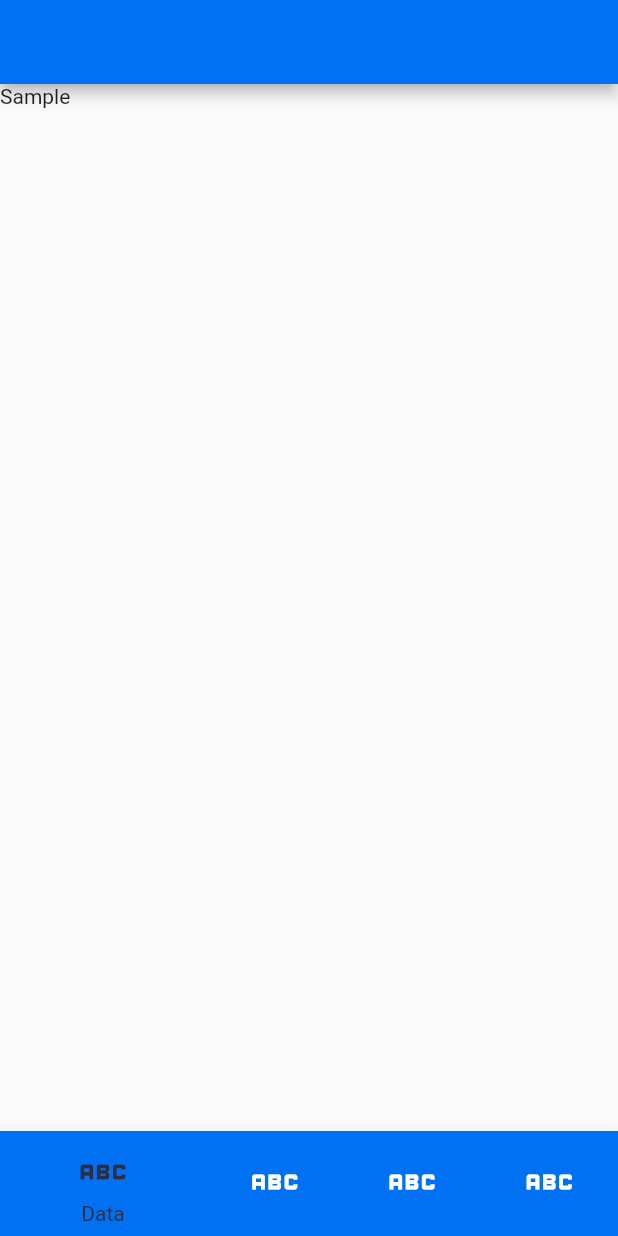
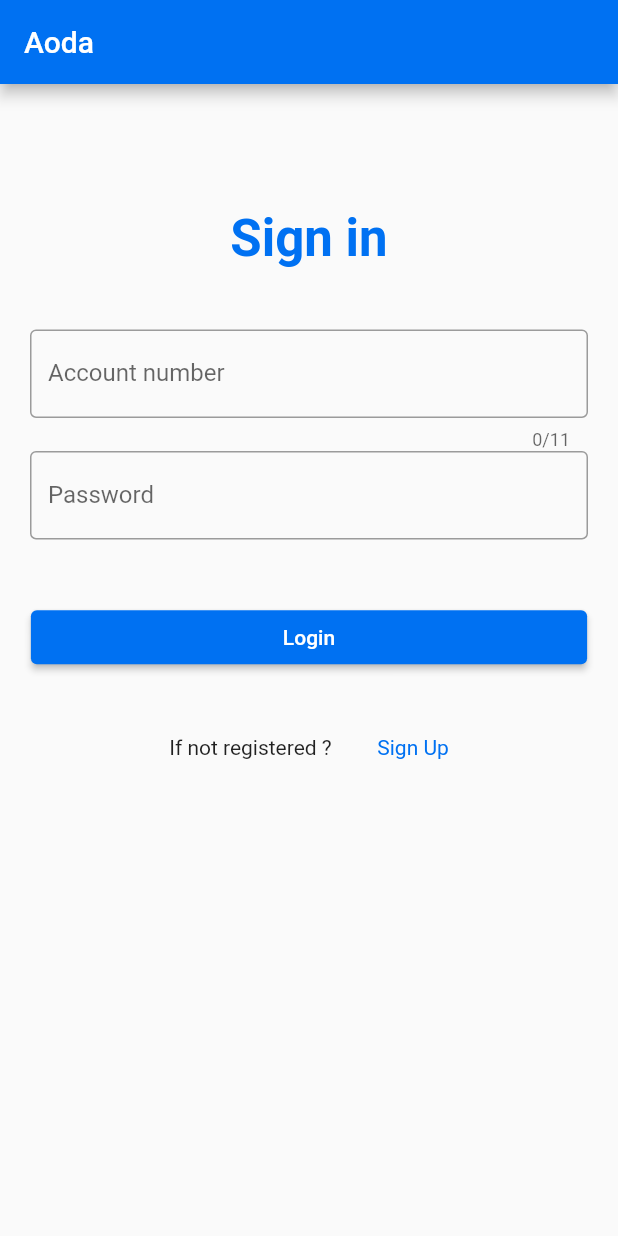
Before and after one commit to JP-Mbaka/aoda, a Flutter app: the screen it shows after launch, on a phone screen of 412 x 824 dp. Run offline on Flutter 3.47's test engine with Material 2 defaults, Android fonts, the light colour scheme and no system bars; our stand-ins replace hexcolor; missing offline and left inert: dart:ffi.

Commit message:
Logging & SignUp UI completed

```diff
--- a/lib/view/Logging/logBody.dart
+++ b/lib/view/Logging/logBody.dart
@@ -1,5 +1,9 @@
+import 'package:aoda/view/Logging/loggingForm.dart';
+import 'package:aoda/view/components/bigText.dart';
+import 'package:aoda/view/components/smallText.dart';
 import 'package:flutter/material.dart';
 import 'package:hexcolor/hexcolor.dart';
+import 'signup.dart';
 
 class LogBody extends StatefulWidget {
   @override
@@ -9,75 +13,52 @@ class LogBody extends StatefulWidget {
 class _LogBodyState extends State<LogBody> {
   @override
   Widget build(BuildContext context) {
+    Size size = MediaQuery.of(context).size;
+
+    var color = HexColor('#0071f2');
+
     return Scaffold(
       appBar: AppBar(
-        backgroundColor: HexColor('#0071f2'),
-        foregroundColor: HexColor('#2f2e41'),
+        title: const Text('Aoda'),
+        backgroundColor: color,
+        // foregroundColor:HexColor('#2f2e41'),
       ),
-      body: Text('Sample'),
-      bottomNavigationBar: BottomNavigationBar(
-        items: [
-          BottomNavigationBarItem(
-            icon: Icon(Icons.abc_outlined),
-            label: 'Data',
-            backgroundColor: HexColor('#0071f2'),
+      body: Container(
+        padding: EdgeInsets.only(top: size.height * 0.1),
+        // decoration: BoxDecoration(color: Colors.amber),
+        child: SingleChildScrollView(
+          child: Column(
+            crossAxisAlignment: CrossAxisAlignment.center,
+            children: [
+              //const Text('Sign in'),
+              BigText(text: 'Sign in', color: color),
+              SizedBox(height: size.height * 0.05),
+              LogForm(),
+              SizedBox(height: size.height * 0.05),
+              Container(
+                padding: EdgeInsets.only(
+                    left: size.width * 0.2, right: size.width * 0.2),
+                child: Row(
+                  mainAxisAlignment: MainAxisAlignment.spaceEvenly,
+                  children: [
+                    const Text('If not registered ?'),
+                    GestureDetector(
+                      onTap: () {
+                        Navigator.push(context,
+                            MaterialPageRoute(builder: (context) => SignUp()));
+                      },
+                      child: SmallText(
+                        text: 'Sign Up',
+                        color: color,
+                      ),
+                    )
+                  ],
+                ),
+              )
+            ],
           ),
-          BottomNavigationBarItem(
-            icon: Icon(Icons.abc_outlined),
-            label: 'Data',
-            backgroundColor: HexColor('#0071f2'),
-          ),
-          BottomNavigationBarItem(
-            icon: Icon(Icons.abc_outlined),
-            label: 'Data',
-            backgroundColor: HexColor('#0071f2'),
-          ),
-          BottomNavigationBarItem(
-            icon: Icon(Icons.abc_outlined),
-            label: 'Data',
-            backgroundColor: HexColor('#0071f2'),
-          ),
-        ],
-        type: BottomNavigationBarType.shifting,
-        selectedItemColor: HexColor('#2f2e41'),
-        backgroundColor: HexColor('#0071f2'),
-        iconSize: 40,
-        elevation: 5,
+        ),
       ),
     );
   }
 }
-
-// return Scaffold(
-//       appBar: AppBar(
-//         title: const Text('Flutter BottomNavigationBar Example'),
-//           backgroundColor: Colors.green
-//       ),
-//       body: Center(
-//         child: _widgetOptions.elementAt(_selectedIndex),
-//       ),
-//       bottomNavigationBar: BottomNavigationBar(
-//         items: const <BottomNavigationBarItem>[
-//           BottomNavigationBarItem(
-//             icon: Icon(Icons.home),
-//             title: Text('Home'),
-//             backgroundColor: Colors.green
-//           ),
-//           BottomNavigationBarItem(
-//             icon: Icon(Icons.search),
-//             title: Text('Search'),
-//             backgroundColor: Colors.yellow
-//           ),
-//           BottomNavigationBarItem(
-//             icon: Icon(Icons.person),
-//             title: Text('Profile'),
-//             backgroundColor: Colors.blue,
-//           ),
-//         ],
-//         type: BottomNavigationBarType.shifting,
-//         currentIndex: _selectedIndex,
-//         selectedItemColor: Colors.black,
-//         iconSize: 40,
-//         onTap: _onItemTapped,
-//         elevation: 5
-//       ),
--- /dev/null
+++ b/lib/view/Logging/loggingForm.dart
@@ -0,0 +1,70 @@
+import 'package:aoda/view/dashboard/dashboard.dart';
+import 'package:flutter/material.dart';
+import 'package:hexcolor/hexcolor.dart';
+
+class LogForm extends StatefulWidget {
+  @override
+  State<LogForm> createState() => _LogFormState();
+}
+
+class _LogFormState extends State<LogForm> {
+  final _formKey = GlobalKey<FormState>();
+
+  @override
+  Widget build(BuildContext context) {
+    Size size = MediaQuery.of(context).size;
+    var color = HexColor('#0071f2');
+
+    return Container(
+      // height: size.height,
+      width: double.infinity,
+      child: Form(
+        key: _formKey,
+        child: Column(
+          mainAxisAlignment: MainAxisAlignment.start,
+          children: [
+            Container(
+              alignment: Alignment.center,
+              padding: const EdgeInsets.symmetric(horizontal: 20),
+              child: TextFormField(
+                maxLength: 11,
+                maxLines: 1,
+                decoration: const InputDecoration(
+                  labelText: "Account number",
+                  border: OutlineInputBorder(),
+                ),
+              ),
+            ),
+            Container(
+              alignment: Alignment.center,
+              padding: const EdgeInsets.symmetric(horizontal: 20),
+              child: TextFormField(
+                maxLines: 1,
+                obscureText: true,
+                decoration: const InputDecoration(
+                  labelText: "Password",
+                  border: OutlineInputBorder(),
+                ),
+              ),
+            ),
+            SizedBox(height: size.height * 0.05),
+            SizedBox(
+              width: size.width * 0.9,
+              child: ElevatedButton(
+                onPressed: () {
+                  Navigator.push(context,
+                      MaterialPageRoute(builder: (context) => Dashboard()));
+                },
+                child: Text('Login'),
+                style: ButtonStyle(
+                    padding:
+                        MaterialStateProperty.all(const EdgeInsets.all(10)),
+                    backgroundColor: MaterialStateProperty.all(color)),
+              ),
+            ),
+          ],
+        ),
+      ),
+    );
+  }
+}
--- /dev/null
+++ b/lib/view/Logging/signup.dart
@@ -0,0 +1,12 @@
+import 'package:aoda/view/Logging/signUpBody.dart';
+import 'package:flutter/material.dart';
+
+class SignUp extends StatelessWidget {
+  Widget build(BuildContext context) {
+    return MaterialApp(
+      debugShowCheckedModeBanner: false,
+      title: 'Aoda',
+      home: SignUpBody(),
+    );
+  }
+}
--- /dev/null
+++ b/lib/view/components/bigText.dart
@@ -0,0 +1,21 @@
+import 'package:flutter/material.dart';
+
+class BigText extends StatelessWidget {
+  late String? text;
+  late Color? color;
+  late double fontSize;
+
+  BigText({this.text, this.color = Colors.black, this.fontSize = 34});
+
+  @override
+  Widget build(BuildContext context) {
+    return Text(
+      text!,
+      style: TextStyle(
+        color: color,
+        fontSize: fontSize,
+        fontWeight: FontWeight.w600,
+      ),
+    );
+  }
+}
--- /dev/null
+++ b/lib/view/components/smallText.dart
@@ -0,0 +1,19 @@
+import 'dart:ffi';
+
+import 'package:flutter/material.dart';
+
+class SmallText extends StatelessWidget {
+  late String? text;
+  late Color? color;
+  late double? fontSize;
+
+  SmallText({this.text, this.color, this.fontSize});
+
+  @override
+  Widget build(BuildContext context) {
+    return Text(
+      text!,
+      style: TextStyle(color: color, fontSize: fontSize),
+    );
+  }
+}
```
Also changed, not shown: lib/view/Logging/signUpBody.dart (added, +54 -0 lines), lib/view/Logging/signUpForm.dart (added, +85 -0 lines), lib/view/dashboard/dashboard.dart (added, +10 -0 lines).
